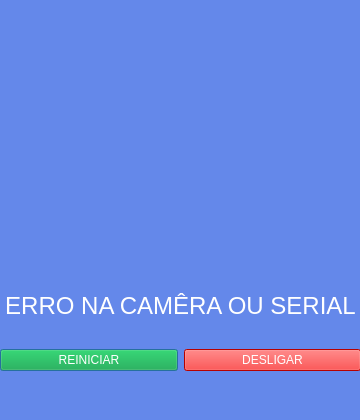
Above: src/IHM/src/view/alert_screen/alert_screen.ui from JoaoPedroMarimon/ins_test before the change. Below: the same form after it.
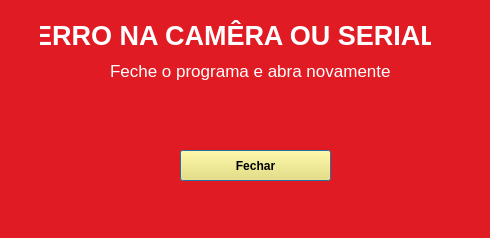
That is the form after the change. Icons and pictures are not drawn.

Commit message: feat: new design for alert screen

Patch:
```diff
--- a/src/IHM/src/view/alert_screen/alert_screen.ui
+++ b/src/IHM/src/view/alert_screen/alert_screen.ui
@@ -6,28 +6,29 @@
    <rect>
     <x>0</x>
     <y>0</y>
-    <width>360</width>
-    <height>420</height>
+    <width>490</width>
+    <height>238</height>
    </rect>
   </property>
   <property name="windowTitle">
    <string>Dialog</string>
   </property>
   <property name="styleSheet">
-   <string notr="true">background-color: #6488EA;</string>
+   <string notr="true">background-color: rgb(224, 27, 36);</string>
   </property>
   <widget class="QLabel" name="label_2">
    <property name="geometry">
     <rect>
-     <x>0</x>
-     <y>290</y>
-     <width>361</width>
+     <x>40</x>
+     <y>20</y>
+     <width>391</width>
      <height>31</height>
     </rect>
    </property>
    <property name="font">
     <font>
-     <pointsize>18</pointsize>
+     <pointsize>20</pointsize>
+     <bold>true</bold>
     </font>
    </property>
    <property name="styleSheet">
@@ -43,50 +44,44 @@
   <widget class="QLabel" name="label">
    <property name="geometry">
     <rect>
-     <x>40</x>
-     <y>10</y>
-     <width>301</width>
-     <height>271</height>
+     <x>110</x>
+     <y>60</y>
+     <width>291</width>
+     <height>21</height>
     </rect>
    </property>
+   <property name="font">
+    <font>
+     <pointsize>13</pointsize>
+    </font>
+   </property>
+   <property name="styleSheet">
+    <string notr="true">color: rgb(255, 255, 255);</string>
+   </property>
    <property name="text">
-    <string/>
-   </property>
-   <property name="pixmap">
-    <pixmap>projetos/inspecao-tampografia-switch-8p/docs_image/alert_background.png</pixmap>
+    <string>Feche o programa e abra novamente</string>
    </property>
   </widget>
-  <widget class="QWidget" name="horizontalLayoutWidget">
+  <widget class="QPushButton" name="button">
    <property name="geometry">
     <rect>
-     <x>0</x>
-     <y>320</y>
-     <width>361</width>
-     <height>80</height>
+     <x>180</x>
+     <y>150</y>
+     <width>151</width>
+     <height>31</height>
     </rect>
    </property>
-   <layout class="QHBoxLayout" name="horizontalLayout">
-    <item>
-     <widget class="QPushButton" name="button_restart">
-      <property name="styleSheet">
-       <string notr="true">background-color: #00A336; color: white;</string>
-      </property>
-      <property name="text">
-       <string>REINICIAR</string>
-      </property>
-     </widget>
-    </item>
-    <item>
-     <widget class="QPushButton" name="button_turn_off">
-      <property name="styleSheet">
-       <string notr="true">background-color: red; color: white;</string>
-      </property>
-      <property name="text">
-       <string>DESLIGAR</string>
-      </property>
-     </widget>
-    </item>
-   </layout>
+   <property name="font">
+    <font>
+     <bold>true</bold>
+    </font>
+   </property>
+   <property name="styleSheet">
+    <string notr="true">background-color: rgb(248, 228, 92);</string>
+   </property>
+   <property name="text">
+    <string>Fechar</string>
+   </property>
   </widget>
  </widget>
  <resources/>
```
Left out of the diff: 2 changed lines with no effect on the pictures. The commit also changes 2 other files.
